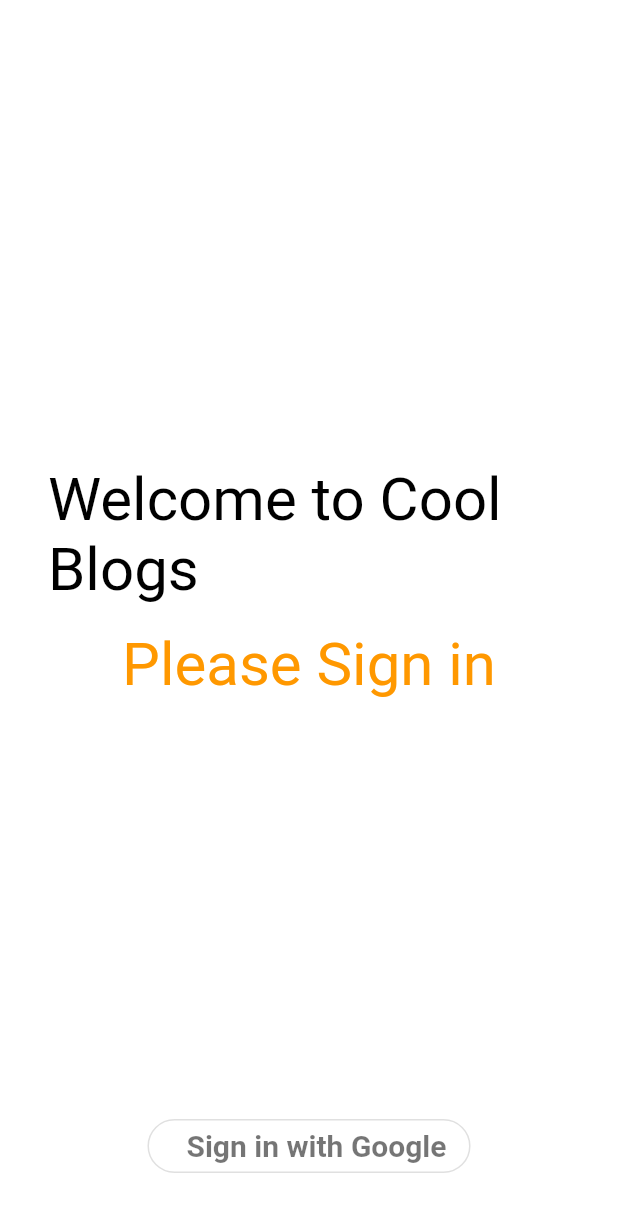
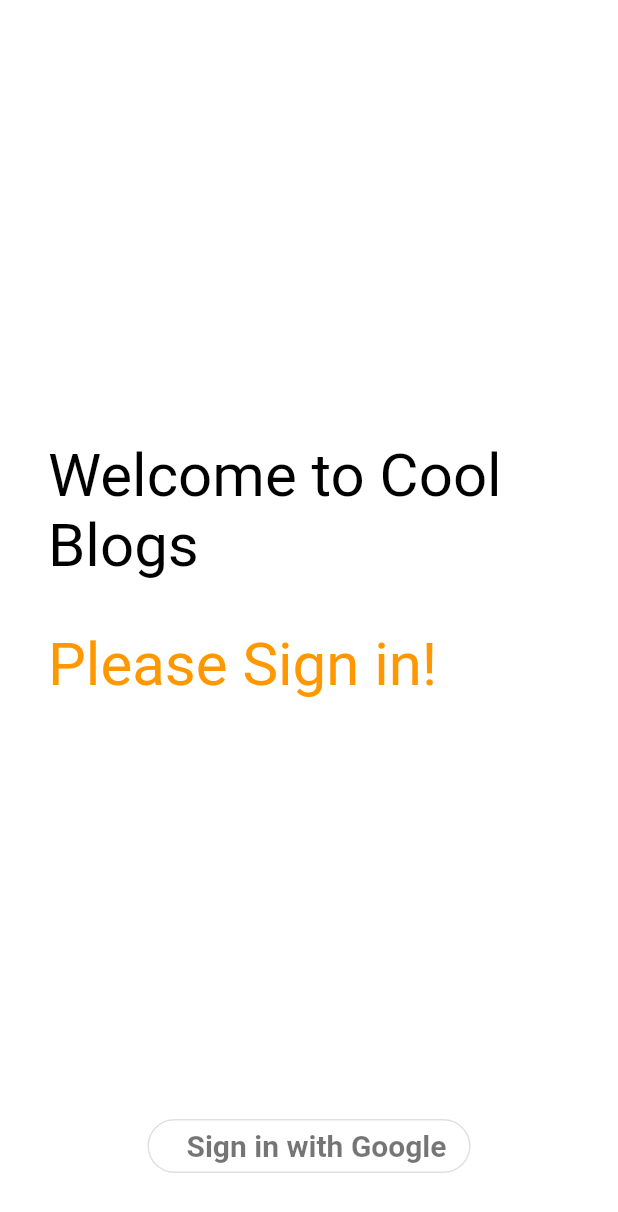
Before and after one commit to SatyamKr07/cool-blogs, a Flutter app: the screen it shows after launch, on a phone screen of 412 x 824 dp. Shown: the top 1212 px of the screen. Run offline on Flutter 3.47's test engine with Material 2 defaults, Android fonts, the light colour scheme and no system bars; our stand-ins replace cached_network_image, carousel_slider, cloud_firestore, firebase_auth, firebase_core, firebase_storage and 6 more; accounts and stored records are empty; generated files the repository leaves out were written again.

Commit message:
ui improvements

```diff
--- a/lib/src/pages/home/home.dart
+++ b/lib/src/pages/home/home.dart
@@ -19,7 +19,7 @@ class Home extends StatelessWidget {
   Widget build(BuildContext context) {
     return Scaffold(
       appBar: AppBar(
-        title: const Text("Cool Blog"),
+        title: const Text("Cool Blogs"),
         actions: [
           IconButton(
               icon: const Icon(Icons.search),
--- a/lib/src/pages/sign_in_screen/sign_in_screen.dart
+++ b/lib/src/pages/sign_in_screen/sign_in_screen.dart
@@ -27,6 +27,7 @@ class _SignInScreenState extends State<SignInScreen> {
               Expanded(
                 child: Column(
                   mainAxisSize: MainAxisSize.min,
+                  crossAxisAlignment: CrossAxisAlignment.start,
                   mainAxisAlignment: MainAxisAlignment.center,
                   children: const [
                     SizedBox(height: 20),
@@ -40,11 +41,14 @@ class _SignInScreenState extends State<SignInScreen> {
                         ),
                       ),
                     ),
-                    Text(
-                      'Please Sign in',
-                      style: TextStyle(
-                        color: Colors.orange,
-                        fontSize: 40,
+                    Padding(
+                      padding: EdgeInsets.all(16.0),
+                      child: Text(
+                        'Please Sign in!',
+                        style: TextStyle(
+                          color: Colors.orange,
+                          fontSize: 40,
+                        ),
                       ),
                     ),
                   ],
```
